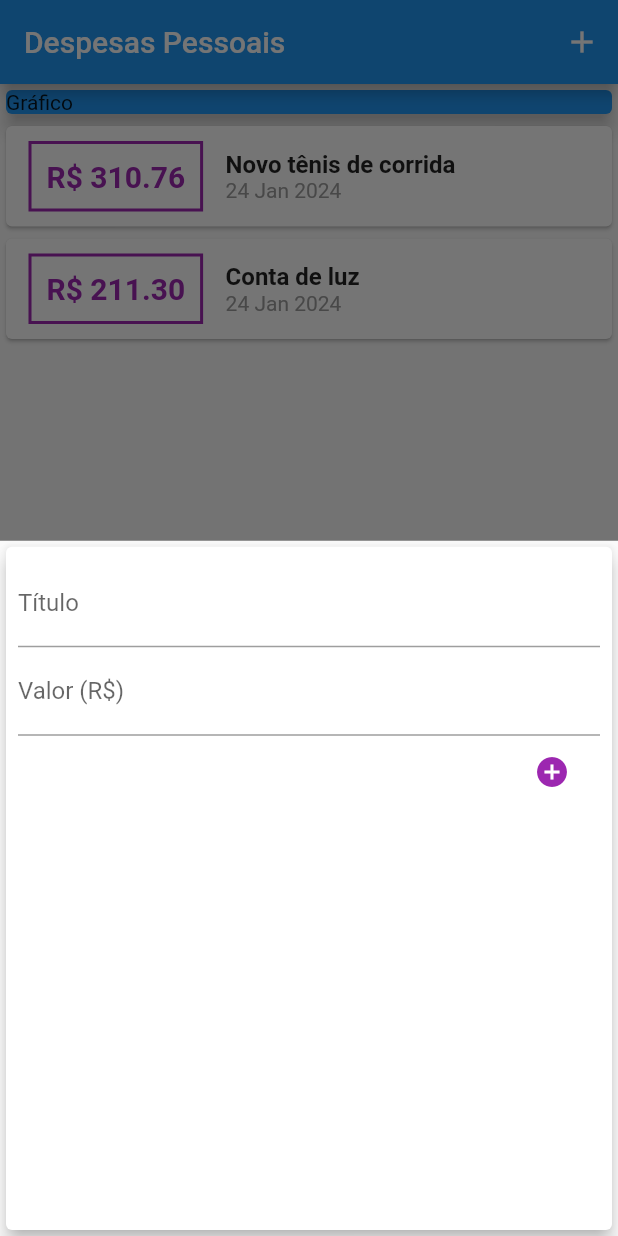
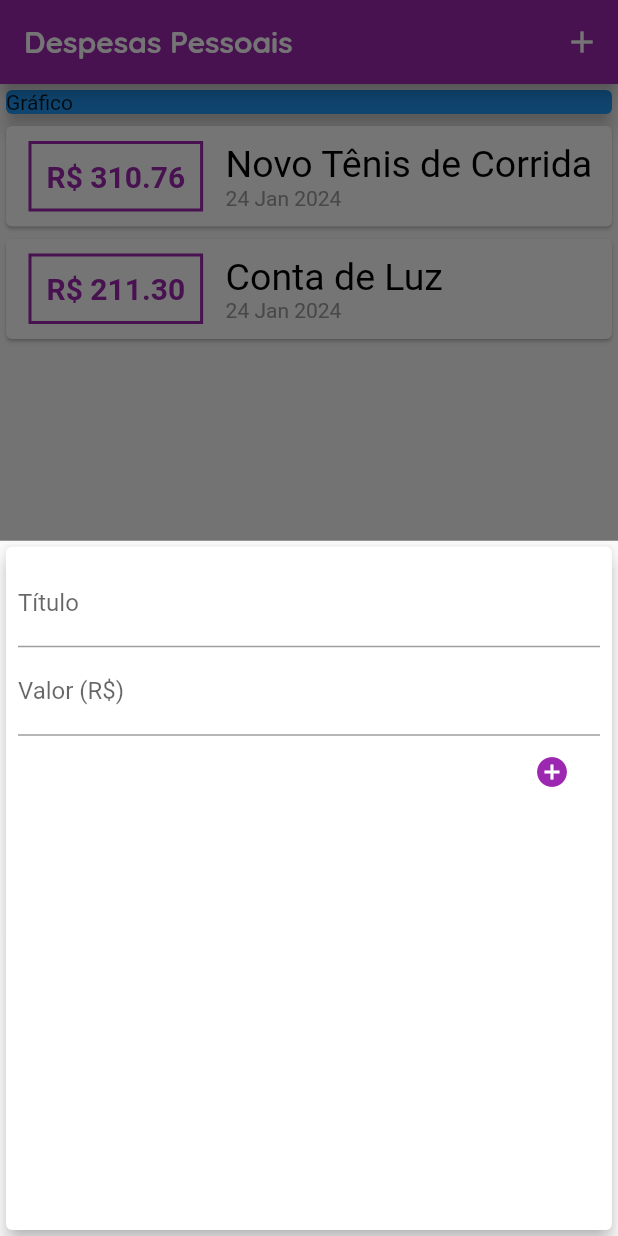
Before and after one commit to GabrielMelo01/expenses, a Flutter app: the screen it shows after launch, after a tap on the "add" icon, on a phone screen of 412 x 824 dp. Run offline on Flutter 3.47's test engine with Material 2 defaults, Android fonts, the phone set to English and light mode, and no system bars; Roboto replaces fonts that are missing (ZhiMangXing).

Commit message:
manipulando temas

```diff
--- a/lib/main.dart
+++ b/lib/main.dart
@@ -6,36 +6,59 @@ import 'package:expenses/transaction_list.dart';
 import 'package:flutter/cupertino.dart';
 import 'package:flutter/material.dart';
 
-void main() {
-  runApp(ExpensesApp());
-}
+main() => runApp(ExpensesApp());
 
 class ExpensesApp extends StatelessWidget {
   @override
   Widget build(BuildContext context) {
+    final ThemeData tema = ThemeData();
+
     return MaterialApp(
       home: MyHomePage(),
+      theme: tema.copyWith(
+        colorScheme: tema.colorScheme.copyWith(
+          primary: Colors.purple,
+          secondary: Colors.amber,
+        ),
+        textTheme: tema.textTheme.copyWith(
+          headline6: const TextStyle(
+            fontFamily: 'ZhiMangXing',
+            fontSize: 25,
+            fontWeight: FontWeight.normal,
+            color: Colors.black,
+          ),
+        ),
+        appBarTheme: const AppBarTheme(
+          titleTextStyle: TextStyle(
+            fontFamily: 'Quicksand',
+            fontSize: 20,
+            fontWeight: FontWeight.bold,
+          ),
+        ),
+      ),
     );
   }
 }
 
 class MyHomePage extends StatefulWidget {
-
   @override
-  State<MyHomePage> createState() => _MyHomePageState();
+  _MyHomePageState createState() => _MyHomePageState();
 }
 
 class _MyHomePageState extends State<MyHomePage> {
-
   final _transactions = [
     Transaction(
-        id: 't1',
-        title: 'Novo tênis de corrida',
-        value: 310.76,
-        date: DateTime.now()),
-    Transaction(id: 't2', title: 'Conta de luz', value: 211.30, date: DateTime.now()),
-    // Transaction(id: 't3', title: 'Conta de Agua', value: 56.20, date: DateTime.now()),
-    // Transaction(id: 't4', title: 'Conta de Internet', value: 120.00, date: DateTime.now()),
+      id: 't1',
+      title: 'Novo Tênis de Corrida',
+      value: 310.76,
+      date: DateTime.now(),
+    ),
+    Transaction(
+      id: 't2',
+      title: 'Conta de Luz',
+      value: 211.30,
+      date: DateTime.now(),
+    ),
   ];
 
   _addTransaction(String title, double value) {
@@ -45,6 +68,7 @@ class _MyHomePageState extends State<MyHomePage> {
       value: value,
       date: DateTime.now(),
     );
+
     setState(() {
       _transactions.add(newTransaction);
     });
@@ -54,10 +78,11 @@ class _MyHomePageState extends State<MyHomePage> {
 
   _openTransactionFormModal(BuildContext context) {
     showModalBottomSheet(
-        context: context,
-        builder: (_) {
-          return TransactionForm(_addTransaction);
-        });
+      context: context,
+      builder: (_) {
+        return TransactionForm(_addTransaction);
+      },
+    );
   }
 
   @override
@@ -65,20 +90,20 @@ class _MyHomePageState extends State<MyHomePage> {
     return Scaffold(
       appBar: AppBar(
         title: Text('Despesas Pessoais'),
-        actions: [
+        actions: <Widget>[
           IconButton(
+            icon: Icon(Icons.add),
             onPressed: () => _openTransactionFormModal(context),
-            icon: Icon(Icons.add),
-          )
+          ),
         ],
       ),
       body: SingleChildScrollView(
         child: Column(
           crossAxisAlignment: CrossAxisAlignment.stretch,
-          children: [
+          children: <Widget>[
             Container(
               width: double.infinity,
-              child: const Card(
+              child: Card(
                 color: Colors.blue,
                 child: Text('Gráfico'),
                 elevation: 5,
@@ -89,8 +114,8 @@ class _MyHomePageState extends State<MyHomePage> {
         ),
       ),
       floatingActionButton: FloatingActionButton(
+        child: Icon(Icons.add),
         onPressed: () => _openTransactionFormModal(context),
-        child: Icon(Icons.add),
       ),
       floatingActionButtonLocation: FloatingActionButtonLocation.centerFloat,
     );
--- a/lib/transaction_list.dart
+++ b/lib/transaction_list.dart
@@ -20,16 +20,19 @@ class Transaction_list extends StatelessWidget {
               children: [
                 Container(
                   margin:
-                  const EdgeInsets.symmetric(horizontal: 15, vertical: 10),
+                      const EdgeInsets.symmetric(horizontal: 15, vertical: 10),
                   decoration: BoxDecoration(
-                      border: Border.all(color: Colors.purple, width: 2)),
+                      border: Border.all(
+                    color: Theme.of(context).colorScheme.primary,
+                    width: 2,
+                  )),
                   padding: EdgeInsets.all(10),
                   child: Text(
                     'R\$ ${e.value.toStringAsFixed(2)}',
-                    style: const TextStyle(
+                    style: TextStyle(
                         fontWeight: FontWeight.bold,
                         fontSize: 20,
-                        color: Colors.purple),
+                        color: Theme.of(context).colorScheme.primary),
                   ),
                 ),
                 Column(
@@ -37,8 +40,9 @@ class Transaction_list extends StatelessWidget {
                   children: [
                     Text(
                       e.title,
-                      style: const TextStyle(
-                          fontWeight: FontWeight.bold, fontSize: 16),
+                      style: Theme.of(context).textTheme.titleLarge,
+                      // style: TextStyle(
+                      //     fontWeight: FontWeight.bold, fontSize: 16),
                     ),
                     Text(
                       DateFormat('d MMM y').format(e.date),
```
Also changed, not shown: pubspec.yaml (+15 -0 lines), assets/fonts/OpenSans-Bold.ttf (added), assets/fonts/OpenSans-Regular.ttf (added), assets/fonts/Quicksand-Bold.ttf (added), assets/fonts/Quicksand-Light.ttf (added), assets/fonts/Quicksand-Medium.ttf (added), assets/fonts/Quicksand-Regular.ttf (added), 1 other file.
